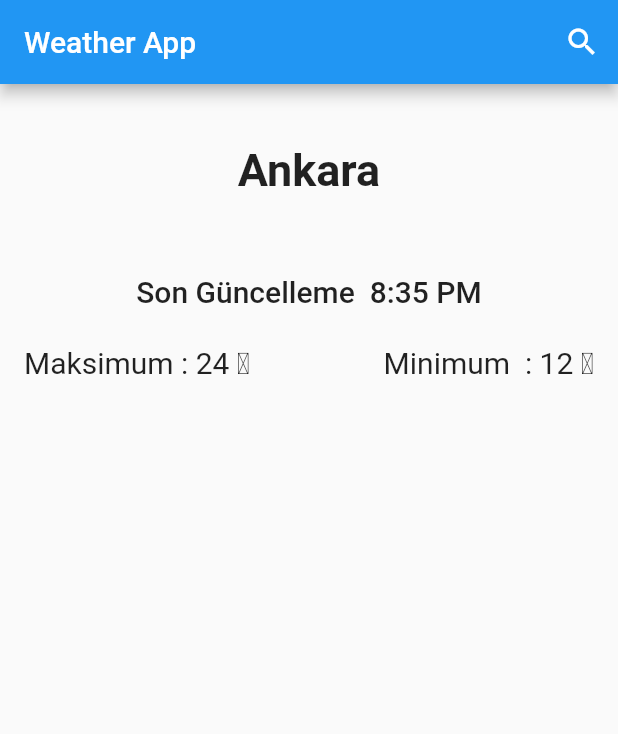
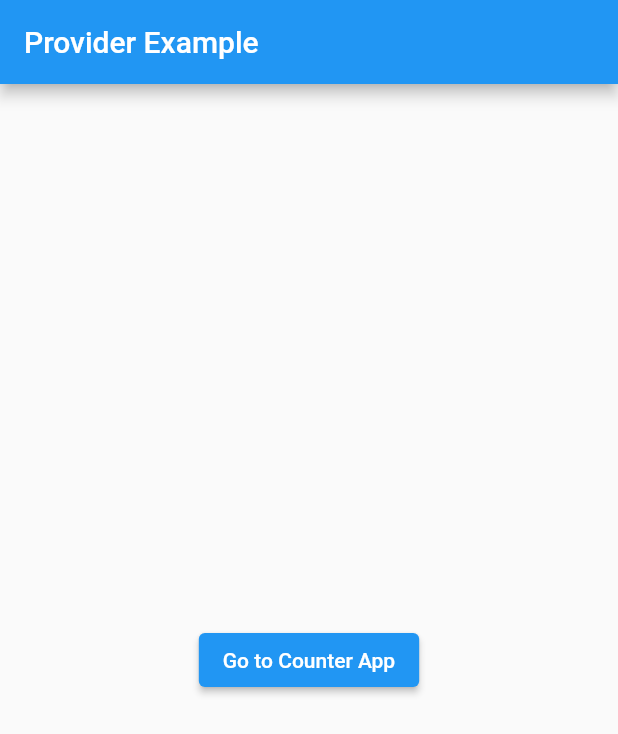
Before and after one commit to furkan-A/Flutter-Provider-Usage, a Flutter app: the screen it shows after launch, on a phone screen of 412 x 824 dp. Shown: the top 734 px of the screen. Run offline on Flutter 3.47's test engine with Material 2 defaults, Android fonts, the phone set to English and light mode, and no system bars.

Commit message:
do counter app with provider

```diff
--- /dev/null
+++ b/lib/counter.dart
@@ -0,0 +1,23 @@
+import 'package:flutter/material.dart';
+
+class Counter extends ChangeNotifier {
+  int _counter;
+
+  int get counter => _counter;
+
+  set counter(int newValue) {
+    _counter = newValue;
+  }
+
+  Counter(this._counter);
+
+  void increase() {
+    _counter++;
+    notifyListeners();
+  }
+
+  void decrease() {
+    _counter--;
+    notifyListeners();
+  }
+}
--- /dev/null
+++ b/lib/home_page.dart
@@ -0,0 +1,43 @@
+import 'package:flutter/material.dart';
+import 'package:provider/provider.dart';
+import 'package:provider_deneme/counter.dart';
+import 'package:provider_deneme/counter_app.dart';
+
+class MyHomePage extends StatefulWidget {
+  const MyHomePage({Key? key}) : super(key: key);
+
+  @override
+  _MyHomePageState createState() => _MyHomePageState();
+}
+
+class _MyHomePageState extends State<MyHomePage> {
+  final initialValue = 0;
+  @override
+  Widget build(BuildContext context) {
+    return Scaffold(
+      appBar: AppBar(
+        title: const Text('Provider Example'),
+      ),
+      body: Center(
+        child: Column(
+          mainAxisAlignment: MainAxisAlignment.center,
+          children: <Widget>[
+            ElevatedButton(
+              child: const Text("Go to Counter App"),
+              onPressed: () {
+                Navigator.of(context).push(
+                  MaterialPageRoute(
+                    builder: (context) => ChangeNotifierProvider<Counter>(
+                      create: (_) => Counter(initialValue),
+                      child: const CounterApp(),
+                    ),
+                  ),
+                );
+              },
+            ),
+          ],
+        ),
+      ),
+    );
+  }
+}
--- a/lib/main.dart
+++ b/lib/main.dart
@@ -1,5 +1,5 @@
 import 'package:flutter/material.dart';
-import 'package:provider_deneme/widgets/weather_app.dart';
+import 'package:provider_deneme/home_page.dart';
 
 void main() {
   runApp(const MyApp());
@@ -8,16 +8,16 @@ void main() {
 class MyApp extends StatelessWidget {
   const MyApp({Key? key}) : super(key: key);
 
-  // This widget is the root of your application.
   @override
   Widget build(BuildContext context) {
     return MaterialApp(
-      title: 'Weather App',
       debugShowCheckedModeBanner: false,
+      title: 'Flutter Demo',
       theme: ThemeData(
         primarySwatch: Colors.blue,
+        visualDensity: VisualDensity.adaptivePlatformDensity,
       ),
-      home: WeatherApp(),
+      home: const MyHomePage(),
     );
   }
 }
--- a/lib/widgets/last_update_time.dart
+++ /dev/null
@@ -1,14 +0,0 @@
-import 'package:flutter/material.dart';
-
-class LastUpdateTime extends StatelessWidget {
-  const LastUpdateTime({Key? key}) : super(key: key);
-
-  @override
-  Widget build(BuildContext context) {
-    return Text(
-      'Son Güncelleme  ' +
-          const TimeOfDay(hour: 20, minute: 35).format(context),
-      style: const TextStyle(fontSize: 20, fontWeight: FontWeight.w500),
-    );
-  }
-}
--- a/lib/widgets/location.dart
+++ /dev/null
@@ -1,15 +0,0 @@
-import 'package:flutter/material.dart';
-
-class LocationWidget extends StatelessWidget {
-  final String selectedCity;
-
-  LocationWidget({required this.selectedCity});
-
-  @override
-  Widget build(BuildContext context) {
-    return const Text(
-      "Ankara",
-      style: TextStyle(fontWeight: FontWeight.bold, fontSize: 30),
-    );
-  }
-}
--- a/lib/widgets/min_max_temperature.dart
+++ /dev/null
@@ -1,20 +0,0 @@
-import 'package:flutter/material.dart';
-
-class MinMaxTemperature extends StatelessWidget {
-  @override
-  Widget build(BuildContext context) {
-    return Row(
-      mainAxisAlignment: MainAxisAlignment.spaceBetween,
-      children: <Widget>[
-        Text(
-          "Maksimum : " + 24.toString() + " ℃",
-          style: const TextStyle(fontSize: 20),
-        ),
-        Text(
-          "Minimum  : " + 12.toString() + " ℃",
-          style: const TextStyle(fontSize: 20),
-        ),
-      ],
-    );
-  }
-}
--- a/lib/widgets/weather_app.dart
+++ /dev/null
@@ -1,53 +0,0 @@
-import 'package:flutter/material.dart';
-import 'package:provider_deneme/widgets/last_update_time.dart';
-import 'package:provider_deneme/widgets/location.dart';
-import 'package:provider_deneme/widgets/min_max_temperature.dart';
-import 'package:provider_deneme/widgets/select_city.dart';
-
-class WeatherApp extends StatelessWidget {
-  WeatherApp({Key? key}) : super(key: key);
-  String userChoosedCity = "Ankara";
-
-  @override
-  Widget build(BuildContext context) {
-    return Scaffold(
-      appBar: AppBar(
-        title: Text("Weather App"),
-        actions: <Widget>[
-          IconButton(
-              icon: Icon(Icons.search),
-              onPressed: () async {
-                userChoosedCity = await Navigator.push(
-                    context,
-                    MaterialPageRoute(
-                        builder: (context) => SelectCityWidget()));
-                debugPrint("Seçilen sehir: " + userChoosedCity);
-              }),
-        ],
-      ),
-      body: Center(
-        child: ListView(
-          children: <Widget>[
-            const SizedBox(height: 32),
-            Padding(
-              padding: const EdgeInsets.all(8.0),
-              child: Center(
-                  child: LocationWidget(
-                selectedCity: userChoosedCity,
-              )),
-            ),
-            const SizedBox(height: 36),
-            const Padding(
-              padding: EdgeInsets.all(8.0),
-              child: Center(child: LastUpdateTime()),
-            ),
-            Padding(
-              padding: const EdgeInsets.all(16.0),
-              child: Center(child: MinMaxTemperature()),
-            ),
-          ],
-        ),
-      ),
-    );
-  }
-}
```
Also changed, not shown: lib/column.dart (added, +23 -0 lines), lib/counter_app.dart (added, +20 -0 lines), lib/floating_action_button.dart (added, +41 -0 lines), lib/widgets/select_city.dart (deleted, +0 -43 lines).
